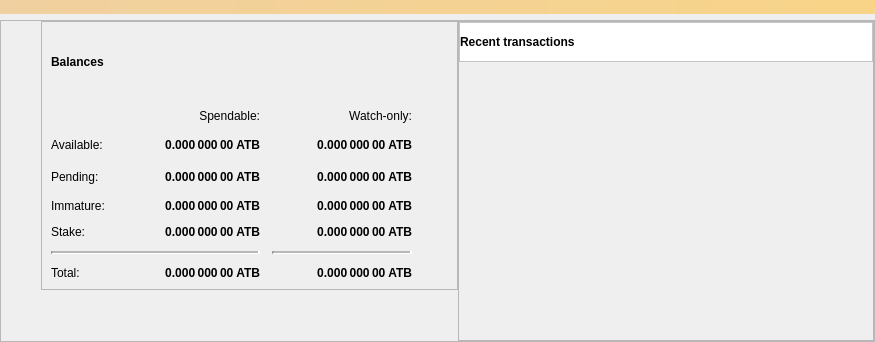
Old version of the form src/qt/forms/overviewpage.ui in the repository odrowonz/atbcoin-insight.
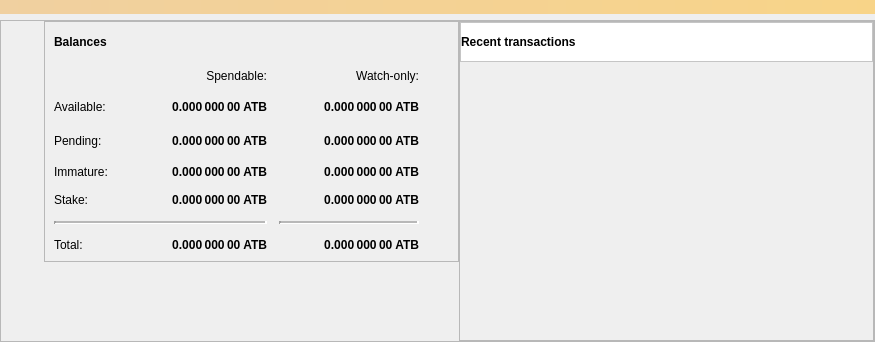
New version of the form. Icons and pictures are not drawn.

The edit to the form file:
```diff
--- a/src/qt/forms/overviewpage.ui
+++ b/src/qt/forms/overviewpage.ui
@@ -85,22 +85,6 @@
              <enum>QFrame::Raised</enum>
             </property>
             <layout class="QVBoxLayout" name="verticalLayout_4">
-             <item>
-              <spacer name="verticalSpacer_3">
-               <property name="orientation">
-                <enum>Qt::Vertical</enum>
-               </property>
-               <property name="sizeType">
-                <enum>QSizePolicy::Fixed</enum>
-               </property>
-               <property name="sizeHint" stdset="0">
-                <size>
-                 <width>20</width>
-                 <height>20</height>
-                </size>
-               </property>
-              </spacer>
-             </item>
              <item>
               <layout class="QHBoxLayout" name="horizontalLayout_4">
                <item>
@@ -175,16 +159,19 @@
                <property name="sizeHint" stdset="0">
                 <size>
                  <width>20</width>
-                 <height>30</height>
+                 <height>10</height>
                 </size>
                </property>
               </spacer>
              </item>
              <item>
               <layout class="QGridLayout" name="gridLayout">
-               <property name="spacing">
+               <property name="horizontalSpacing">
                 <number>12</number>
                </property>
+               <property name="verticalSpacing">
+                <number>14</number>
+               </property>
                <item row="2" column="3">
                 <widget class="QLabel" name="labelWatchPending">
                  <property name="font">
@@ -265,9 +252,12 @@
                  <property name="orientation">
                   <enum>Qt::Horizontal</enum>
                  </property>
+                 <property name="sizeType">
+                  <enum>QSizePolicy::Fixed</enum>
+                 </property>
                  <property name="sizeHint" stdset="0">
                   <size>
-                   <width>40</width>
+                   <width>30</width>
                    <height>20</height>
                   </size>
                  </property>
@@ -778,7 +768,7 @@
         </property>
         <property name="sizeHint" stdset="0">
          <size>
-          <width>40</width>
+          <width>43</width>
           <height>20</height>
          </size>
         </property>
```
